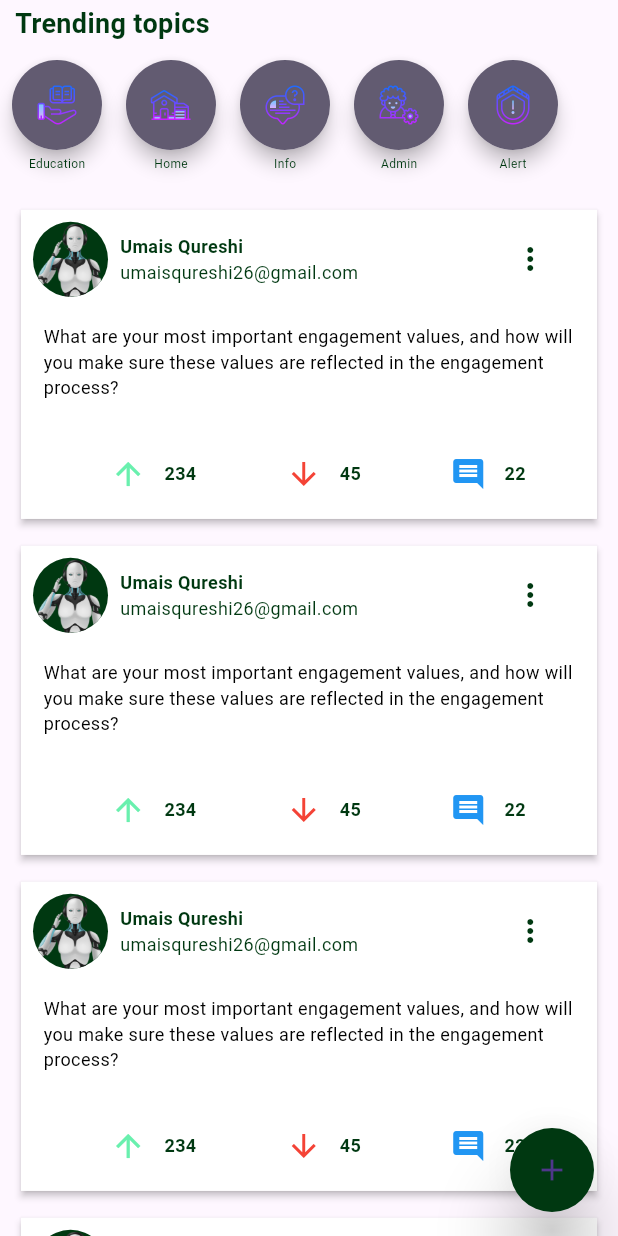
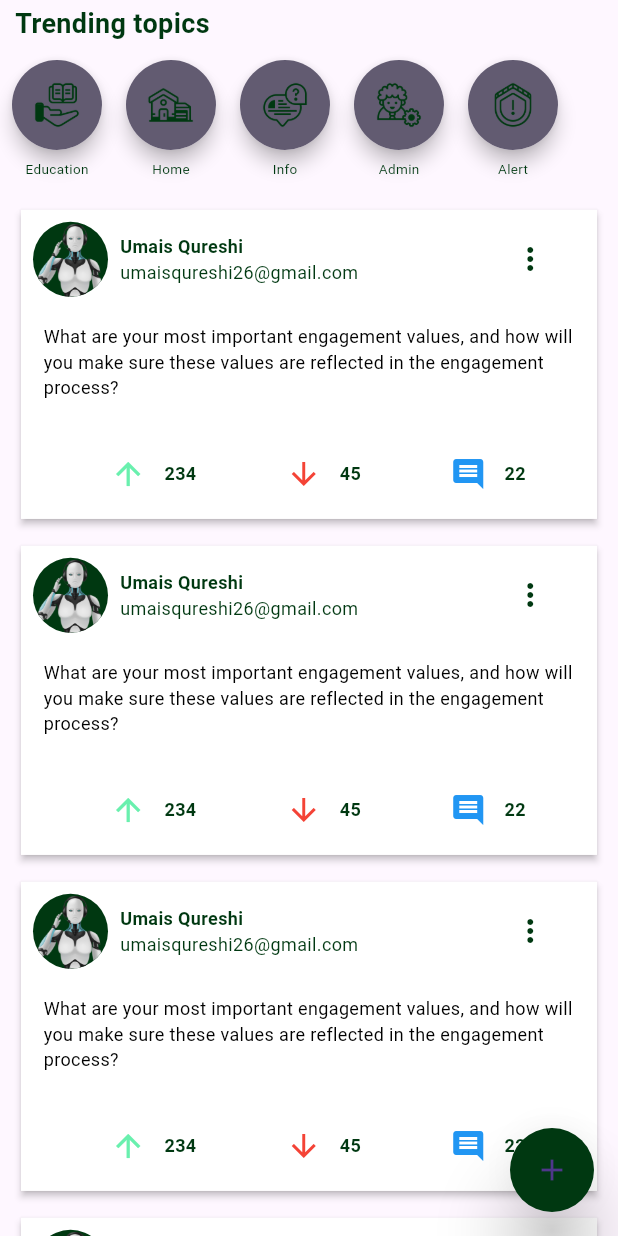
Before and after one commit to umaisqureshi/IFragen, a Flutter app: the TrendingScreen screen opened directly, on a phone screen of 412 x 824 dp. Run offline on Flutter 3.47's test engine with Material 2 defaults, Android fonts, the phone set to English and light mode, and no system bars; our stand-ins replace bloc, connectivity_plus, curved_navigation_bar, equatable, flutter_bloc, google_fonts and 2 more; accounts and stored records are empty.

```diff
--- a/lib/Models/trendingIconModel.dart
+++ b/lib/Models/trendingIconModel.dart
@@ -3,7 +3,7 @@ import 'package:flutter/material.dart';
 class TrendingIconModel {
   String icon;
   String title;
-  Function onPress;
+  VoidCallback onPress;
 
   TrendingIconModel({required this.icon, required this.onPress , required this.title});
 }
--- a/lib/Screens/Home/Widgets/widgets.dart
+++ b/lib/Screens/Home/Widgets/widgets.dart
@@ -13,7 +13,7 @@ Padding trendingScrollWidget(BuildContext context, TrendingIconModel data) {
           shape: const StadiumBorder(),
           elevation: 5,
           child: GestureDetector(
-            onTap: null,
+            onTap: data.onPress,
             child: Container(
               height: 60,
               width: 60,
@@ -24,17 +24,21 @@ Padding trendingScrollWidget(BuildContext context, TrendingIconModel data) {
                 child: Image.asset(
                   data.icon,
                   fit: BoxFit.cover,
-                  scale: 3,
+                  scale: 2.7,
+                  color: Theme.of(context).primaryColor,
                 ),
               ),
             ),
           ),
         ),
+        const SizedBox(
+          height: 2,
+        ),
         Text(
           data.title,
           style: GoogleFonts.roboto(
               color: Theme.of(context).primaryColor,
-              fontSize: 8,
+              fontSize: 9,
               fontWeight: FontWeight.normal),
         ),
       ],
```
